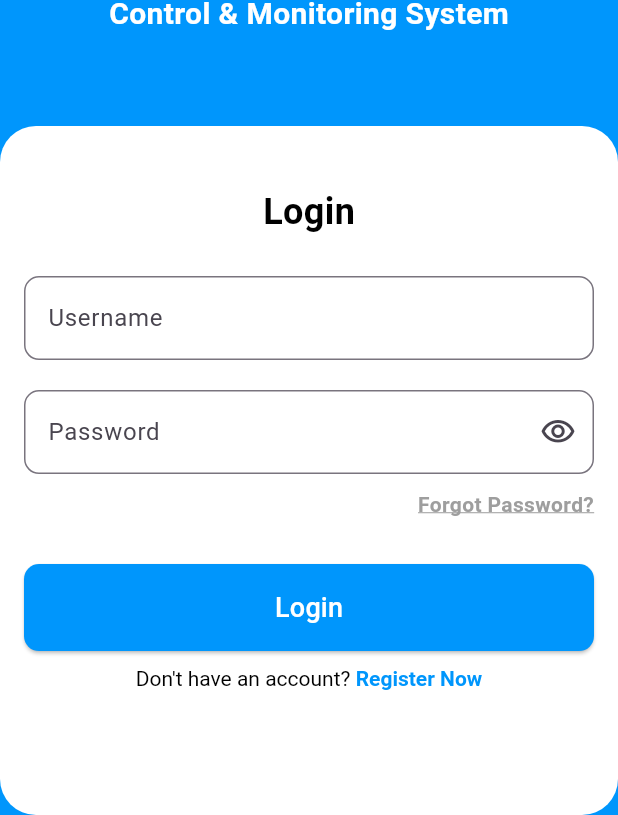
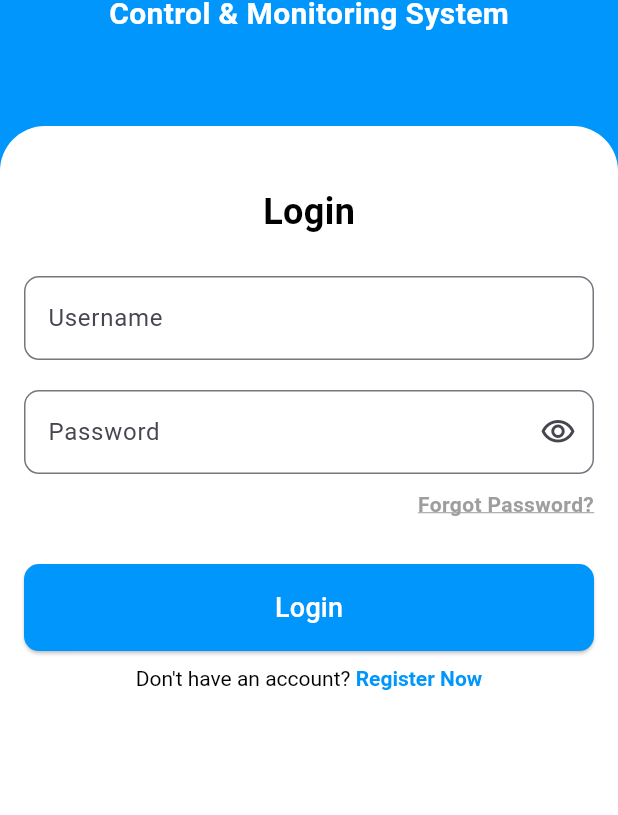
Before and after one commit to Khukanahmed/scube_tl, a Flutter app: the screen it shows after launch, on a phone screen of 412 x 824 dp. Shown: the part 421-1236 px from the top of the screen. Run offline on Flutter 3.47's test engine with Material 3 defaults, Android fonts, the phone set to English and light mode, and no system bars; our stand-ins replace flutter_easyloading, flutter_spinkit, get.

Commit message:
border remove

```diff
--- a/lib/feature/auth/view/login_screen.dart
+++ b/lib/feature/auth/view/login_screen.dart
@@ -44,7 +44,17 @@ class LoginScreen extends StatelessWidget {
                   width: double.infinity,
                   decoration: BoxDecoration(
                     color: Colors.white,
-                    borderRadius: BorderRadius.circular(24),
+                    borderRadius: BorderRadius.lerp(
+                      BorderRadius.only(
+                        topLeft: Radius.circular(30),
+                        topRight: Radius.circular(30),
+                      ),
+                      BorderRadius.only(
+                        topLeft: Radius.circular(30),
+                        topRight: Radius.circular(30),
+                      ),
+                      1,
+                    ),
                   ),
                   padding: const EdgeInsets.all(16),
                   child: Column(
```
